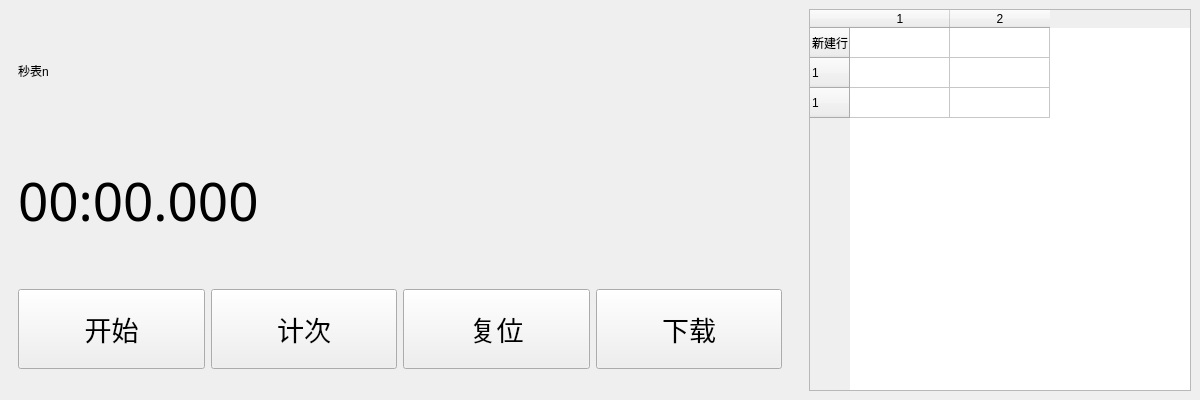
The window that 4-QtTest/1-Project/4-XVPlayer/Clock/StopwatchClockWdg.ui (gtoo8888/-C-) describes before a commit, drawn with Qt 5.
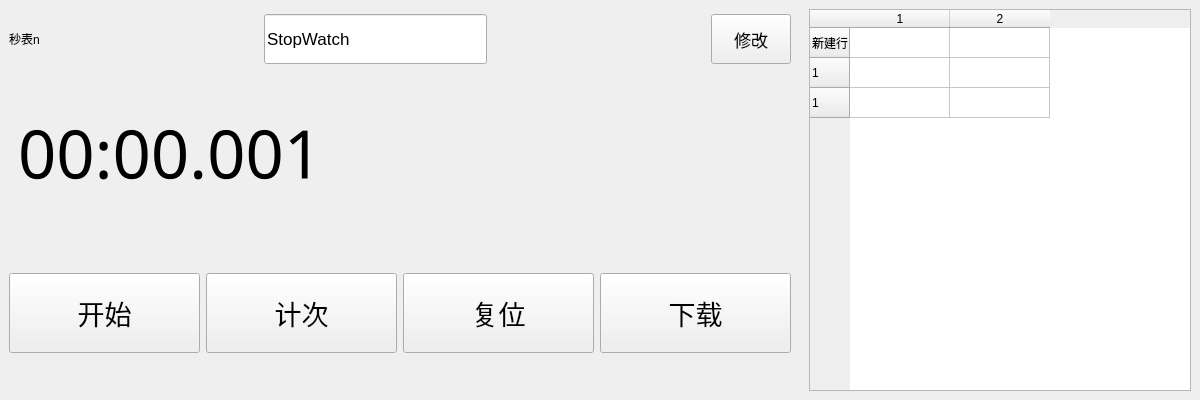
The same window after the commit.

The edit to the form file:
```diff
--- a/4-QtTest/1-Project/4-XVPlayer/Clock/StopwatchClockWdg.ui
+++ b/4-QtTest/1-Project/4-XVPlayer/Clock/StopwatchClockWdg.ui
@@ -37,10 +37,37 @@
    </property>
    <item>
     <widget class="QWidget" name="widget" native="true">
+     <property name="maximumSize">
+      <size>
+       <width>800</width>
+       <height>16777215</height>
+      </size>
+     </property>
      <layout class="QVBoxLayout" name="verticalLayout">
       <item>
        <widget class="QWidget" name="widget_5" native="true">
+        <property name="maximumSize">
+         <size>
+          <width>16777215</width>
+          <height>60</height>
+         </size>
+        </property>
         <layout class="QHBoxLayout" name="horizontalLayout_4">
+         <property name="spacing">
+          <number>0</number>
+         </property>
+         <property name="leftMargin">
+          <number>0</number>
+         </property>
+         <property name="topMargin">
+          <number>0</number>
+         </property>
+         <property name="rightMargin">
+          <number>0</number>
+         </property>
+         <property name="bottomMargin">
+          <number>0</number>
+         </property>
          <item>
           <widget class="QLabel" name="label">
            <property name="text">
@@ -55,12 +82,61 @@
            </property>
            <property name="sizeHint" stdset="0">
             <size>
-             <width>710</width>
+             <width>200</width>
              <height>20</height>
             </size>
            </property>
           </spacer>
          </item>
+         <item>
+          <widget class="QLineEdit" name="leClockName">
+           <property name="minimumSize">
+            <size>
+             <width>0</width>
+             <height>50</height>
+            </size>
+           </property>
+           <property name="font">
+            <font>
+             <pointsize>13</pointsize>
+            </font>
+           </property>
+           <property name="text">
+            <string>StopWatch</string>
+           </property>
+          </widget>
+         </item>
+         <item>
+          <spacer name="horizontalSpacer_3">
+           <property name="orientation">
+            <enum>Qt::Horizontal</enum>
+           </property>
+           <property name="sizeHint" stdset="0">
+            <size>
+             <width>40</width>
+             <height>20</height>
+            </size>
+           </property>
+          </spacer>
+         </item>
+         <item>
+          <widget class="QPushButton" name="btnNameModify">
+           <property name="minimumSize">
+            <size>
+             <width>0</width>
+             <height>50</height>
+            </size>
+           </property>
+           <property name="font">
+            <font>
+             <pointsize>13</pointsize>
+            </font>
+           </property>
+           <property name="text">
+            <string>修改</string>
+           </property>
+          </widget>
+         </item>
         </layout>
        </widget>
       </item>
@@ -78,11 +154,11 @@
            <property name="font">
             <font>
              <family>Adobe 宋体 Std L</family>
-             <pointsize>40</pointsize>
+             <pointsize>50</pointsize>
             </font>
            </property>
            <property name="text">
-            <string>00:00.000</string>
+            <string>00:00.001</string>
            </property>
           </widget>
          </item>
@@ -105,6 +181,18 @@
       <item>
        <widget class="QWidget" name="widget_3" native="true">
         <layout class="QHBoxLayout" name="horizontalLayout_2">
+         <property name="leftMargin">
+          <number>0</number>
+         </property>
+         <property name="topMargin">
+          <number>0</number>
+         </property>
+         <property name="rightMargin">
+          <number>0</number>
+         </property>
+         <property name="bottomMargin">
+          <number>0</number>
+         </property>
          <item>
           <widget class="QPushButton" name="btnStart">
            <property name="minimumSize">
```
Left out of the diff: 6 changed lines with no effect on the pictures.
